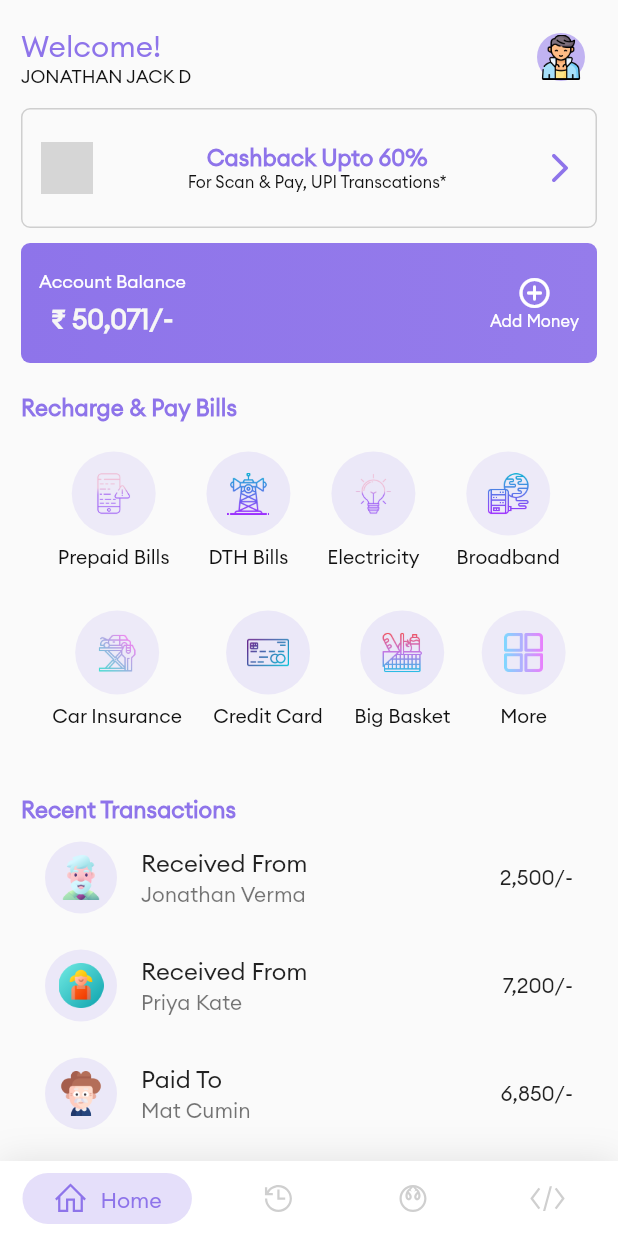
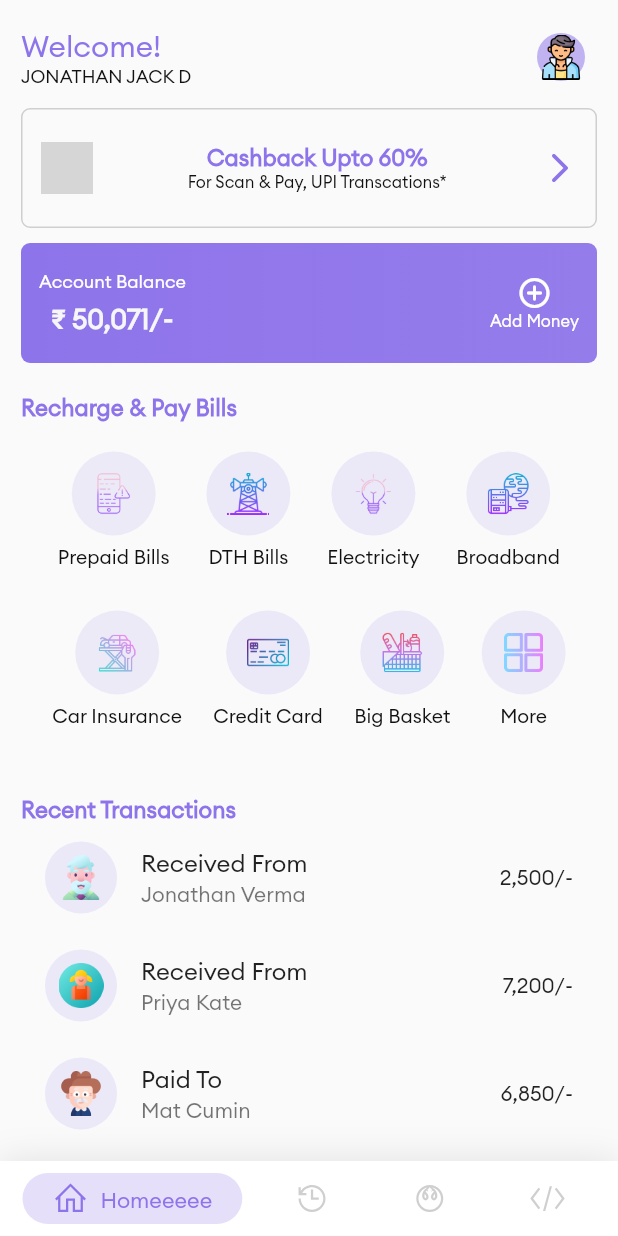
Before and after one commit to Sai7xp/Upi-Concept-App, a Flutter app: the screen it shows after launch, on a phone screen of 412 x 824 dp. Run offline on Flutter 3.47's test engine with Material 2 defaults, Android fonts, the phone set to English and light mode, and no system bars; drawn by our look-alikes of google_nav_bar; our stand-ins replace line_icons; network calls fail; grey boxes are pictures that could not be loaded.

Commit message:
update navbar

```diff
--- a/lib/navbar.dart
+++ b/lib/navbar.dart
@@ -61,7 +61,7 @@ class _NavBarWidgetState extends State<NavBarWidget> {
                 tabs: [
                   GButton(
                     icon: LineIcons.home,
-                    text: 'Home',
+                    text: 'Homeeeee',
                     textStyle: btnstyle,
                   ),
                   GButton(
```
Also changed, not shown: 1 other file.
